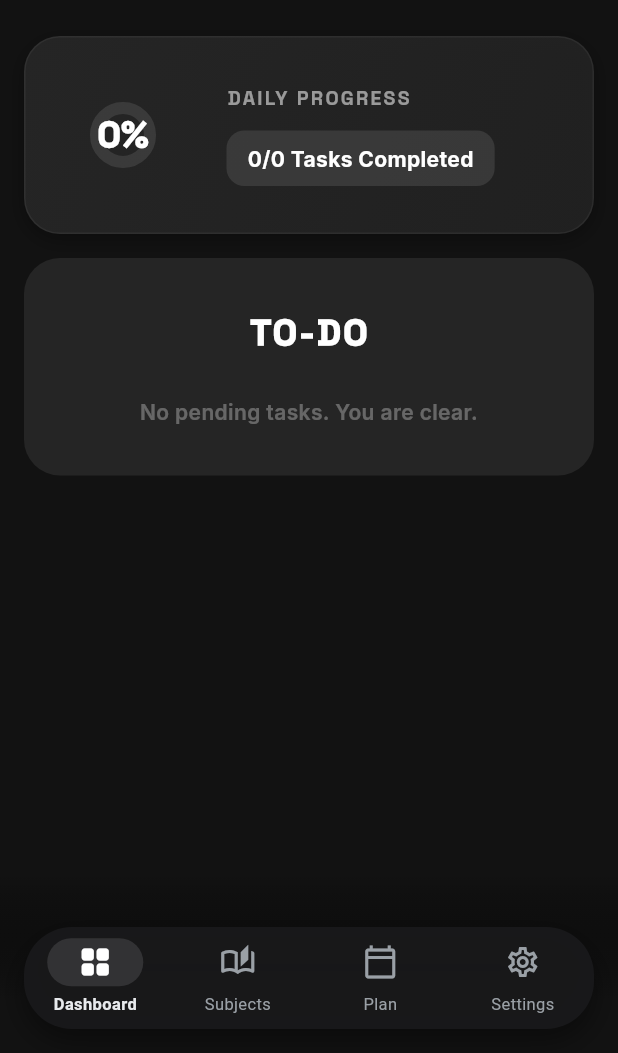
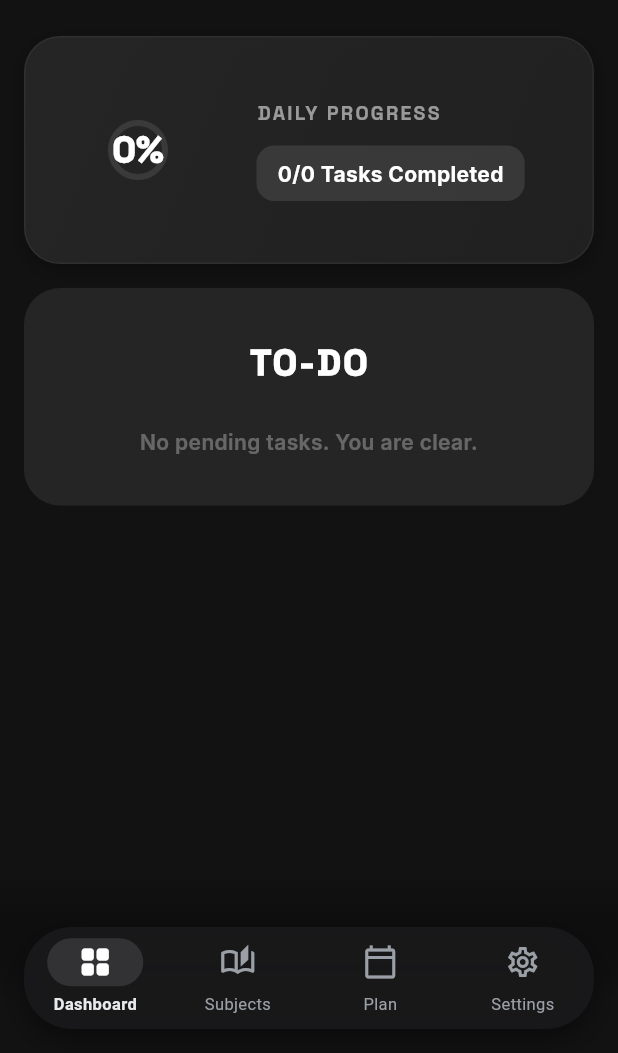
Before and after one commit to Shashankinfernape/Examinar, a Flutter app: the screen it shows after launch, on a phone screen of 412 x 824 dp, the part 183-1236 px from its top. Run offline on Flutter 3.47's test engine with Material 3 defaults, Android fonts, the phone set to English and light mode, and no system bars; our stand-ins replace fl_chart, flutter_animate, flutter_riverpod, go_router, google_fonts, image_picker and 3 more; accounts and stored records are empty; generated files the repository leaves out were written again.

Commit message:
feat(ui): slim progress ring, remove Q prefix, tighter To-Do header spacing

```diff
--- a/lib/features/course/presentation/screens/home_screen.dart
+++ b/lib/features/course/presentation/screens/home_screen.dart
@@ -204,14 +204,14 @@ FontWeight.w900, letterSpacing: 2.0),
       child: Row(
         children: [
           SizedBox(
-            width: 90,
-            height: 90,
+            width: 110,
+            height: 110,
             child: Stack(
               alignment: Alignment.center,
               children: [
                 CircularProgressIndicator(
                   value: progress,
-                  strokeWidth: 8,
+                  strokeWidth: 4,
                   backgroundColor: Colors.white10,
                   color: Colors.white,
                   strokeCap: StrokeCap.round,
@@ -271,7 +271,7 @@ FontWeight.w900, letterSpacing: 2.0),
         crossAxisAlignment: CrossAxisAlignment.start,
         children: [
           Padding(
-            padding: const EdgeInsets.fromLTRB(20, 20, 20, 12),
+            padding: const EdgeInsets.fromLTRB(20, 20, 20, 4),
             child: Row(
               mainAxisAlignment: MainAxisAlignment.spaceBetween,
               children: [
@@ -339,7 +339,7 @@ FontWeight.w900, letterSpacing: 2.0),
         crossAxisAlignment: CrossAxisAlignment.start,
         children: [
           Padding(
-            padding: const EdgeInsets.fromLTRB(20, 20, 20, 12),
+            padding: const EdgeInsets.fromLTRB(20, 20, 20, 4),
             child: Text('COMPLETED', style: GoogleFonts.spaceGrotesk(color: Colors.white54, fontSize: 16, fontWeight: FontWeight.w900, letterSpacing: 1.5)),
           ),
           const Divider(height: 1, color: Colors.white10),
@@ -448,7 +448,7 @@ FontWeight.w900, letterSpacing: 2.0),
                      return Padding(
                        padding: const EdgeInsets.only(bottom: 4),
                        child: Text(
-                         'Q${index + 1}: ${_cleanTitle(q.title)}',
+                         '${index + 1}. ${_cleanTitle(q.title)}',
                          style: GoogleFonts.inter(
                            color: isCompleted ? Colors.white30 : Colors.white,
                            fontSize: 17,
```
